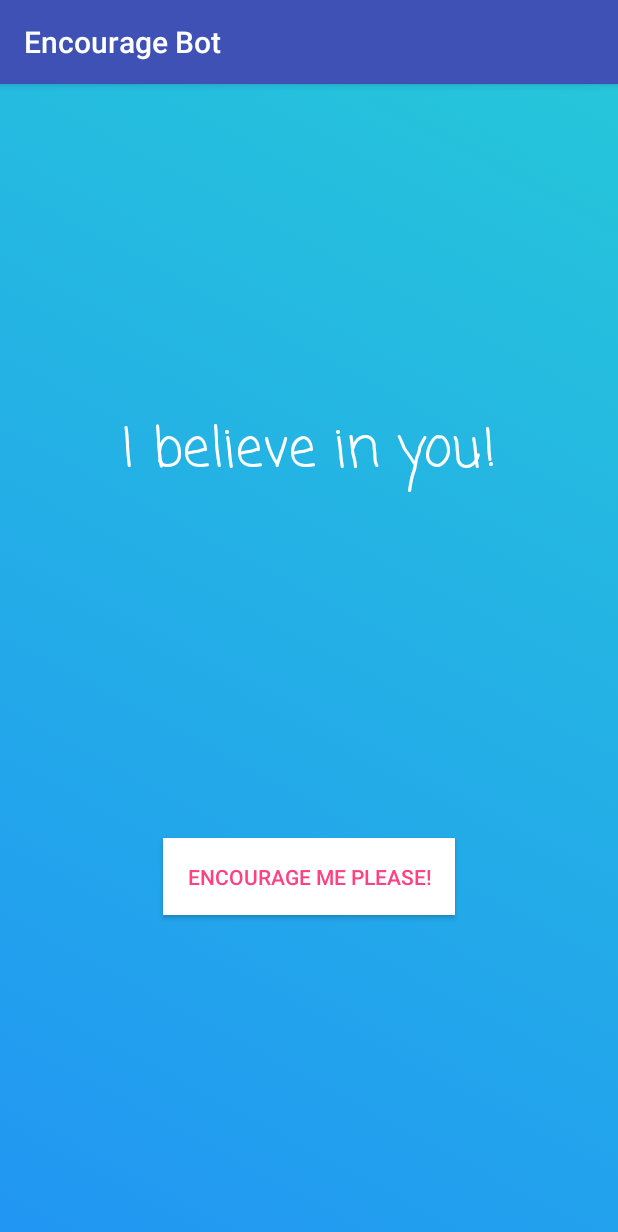
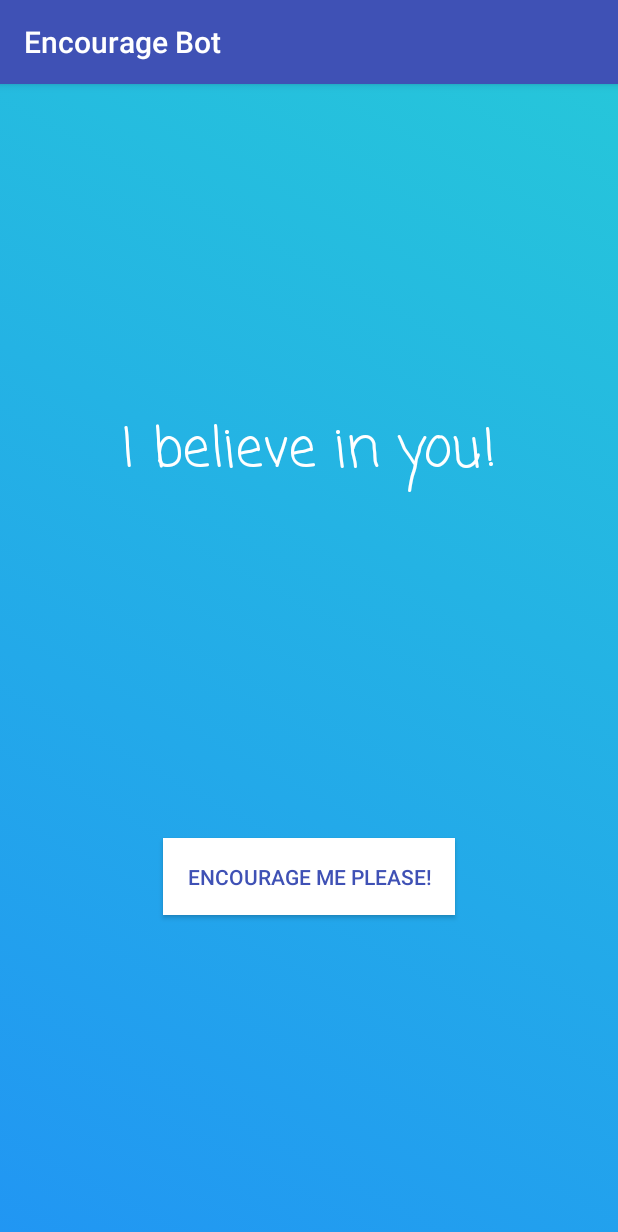
Before and after one commit to shiinee/encourage-bot, an Android app: the screen it shows after launch (MainActivity), on a phone screen of 412 x 824 dp. Shown: the top 1232 px of the screen. Run offline under Robolectric (Android 15) with nearby library versions, the phone set to English and light mode, and no system bars.

Commit message:
That color was insufficiently relaxing.

```diff
--- a/app/src/main/res/layout/activity_main.xml
+++ b/app/src/main/res/layout/activity_main.xml
@@ -31,7 +31,7 @@
         android:padding="16dp"
         android:onClick="encourage"
         android:text="@string/encourage_me"
-        android:textColor="@color/colorAccent"
+        android:textColor="@color/colorPrimary"
         app:layout_constraintBottom_toBottomOf="parent"
         app:layout_constraintEnd_toEndOf="parent"
         app:layout_constraintHorizontal_bias="0.5"
```
